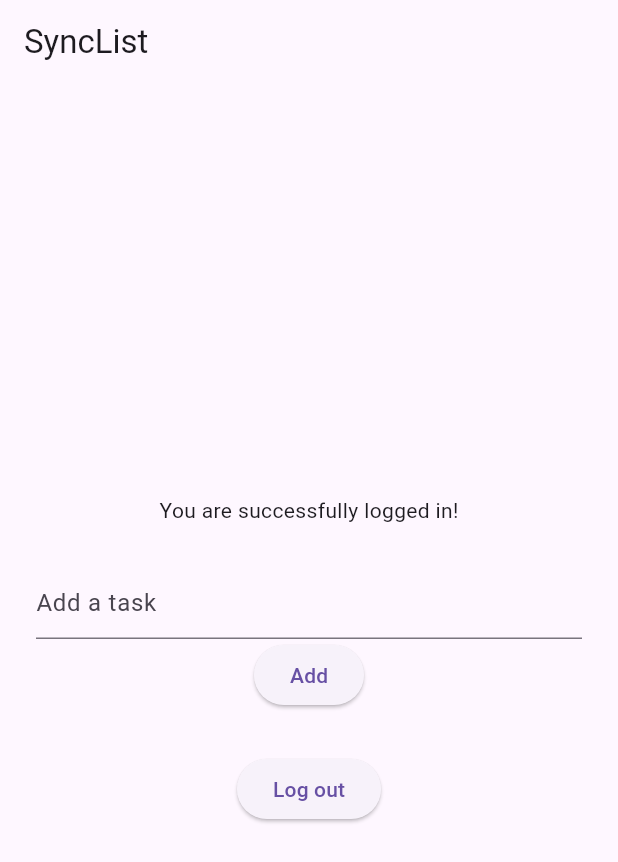
After one commit to pratikg003/SyncList, a Flutter app: the screen it shows once a user with an empty profile is signed in, after a tap on "Add", on a phone screen of 412 x 824 dp. The commit adds this screen. Shown: the top 862 px of the screen. Run offline on Flutter 3.47's test engine with Material 3 defaults, Android fonts, the phone set to English and light mode, and no system bars; our stand-ins replace cloud_firestore, firebase_auth, firebase_core; accounts and stored records are empty.

Commit message:
feat: implement stream provider auth routing, setup cloud firestore, database service and add-task functionality

```diff
--- a/lib/main.dart
+++ b/lib/main.dart
@@ -1,27 +1,35 @@
+import 'package:firebase_auth/firebase_auth.dart';
 import 'package:firebase_core/firebase_core.dart';
 import 'package:flutter/material.dart';
+import 'package:provider/provider.dart';
 import 'package:sync_list/firebase_options.dart';
-import 'package:sync_list/screens/login_screen.dart';
+import 'package:sync_list/screens/auth_wrapper.dart';
+import 'package:sync_list/service/auth_service.dart';
 
-void main() async{
+void main() async {
   WidgetsFlutterBinding.ensureInitialized();
 
-  await Firebase.initializeApp(
-    options: DefaultFirebaseOptions.currentPlatform
-  );
+  await Firebase.initializeApp(options: DefaultFirebaseOptions.currentPlatform);
   runApp(const MyApp());
 }
 
 class MyApp extends StatelessWidget {
   const MyApp({super.key});
 
-  // This widget is the root of your application.
   @override
   Widget build(BuildContext context) {
-    return MaterialApp(
-      title: 'SyncList',
-      debugShowCheckedModeBanner: false,
-      home: const LoginScreen(),
+    return MultiProvider(
+      providers: [
+        StreamProvider<User?>(
+          create: (_) => AuthService().userStream,
+          initialData: null,
+        ),
+      ],
+      child: const MaterialApp(
+        title: 'SyncList',
+        debugShowCheckedModeBanner: false,
+        home: AuthWrapper(),
+      ),
     );
   }
 }
--- /dev/null
+++ b/lib/screens/auth_wrapper.dart
@@ -0,0 +1,20 @@
+import 'package:firebase_auth/firebase_auth.dart';
+import 'package:flutter/material.dart';
+import 'package:provider/provider.dart';
+import 'package:sync_list/screens/home_screen.dart';
+import 'package:sync_list/screens/login_screen.dart';
+
+class AuthWrapper extends StatelessWidget {
+  const AuthWrapper({super.key});
+
+  @override
+  Widget build(BuildContext context) {
+    final user = Provider.of<User?>(context);
+
+    if (user == null) {
+      return const LoginScreen();
+    }
+
+    return const HomeScreen();
+  }
+}
--- /dev/null
+++ b/lib/screens/home_screen.dart
@@ -0,0 +1,63 @@
+import 'package:flutter/material.dart';
+import 'package:sync_list/service/auth_service.dart';
+import 'package:sync_list/service/database_service.dart';
+
+class HomeScreen extends StatefulWidget {
+  const HomeScreen({super.key});
+
+  @override
+  State<HomeScreen> createState() => _HomeScreenState();
+}
+
+class _HomeScreenState extends State<HomeScreen> {
+  final TextEditingController _taskController = TextEditingController();
+
+  @override
+  void dispose() {
+    super.dispose();
+    _taskController.dispose();
+  }
+
+  @override
+  Widget build(BuildContext context) {
+    final AuthService authService = AuthService();
+
+    return Scaffold(
+      appBar: AppBar(title: Text('SyncList')),
+      body: Padding(
+        padding: const EdgeInsets.all(24.0),
+        child: Center(
+          child: Column(
+            mainAxisAlignment: MainAxisAlignment.center,
+            children: [
+              // LOGIN TEXT
+              const Text('You are successfully logged in!'),
+              const SizedBox(height: 28),
+
+              // ADD A TASK
+              TextField(
+                decoration: InputDecoration(hintText: 'Add a task'),
+                controller: _taskController,
+              ),
+              ElevatedButton(
+                onPressed: () {
+                  final task = _taskController.text.trim();
+                  DatabaseService().addTask(task);
+                  _taskController.clear();
+                },
+                child: Text('Add'),
+              ),
+              const SizedBox(height: 28),
+
+              // LOGOUT
+              ElevatedButton(
+                onPressed: authService.logOut,
+                child: Text('Log out'),
+              ),
+            ],
+          ),
+        ),
+      ),
+    );
+  }
+}
--- a/lib/service/auth_service.dart
+++ b/lib/service/auth_service.dart
@@ -2,6 +2,8 @@ import 'package:firebase_auth/firebase_auth.dart';
 
 class AuthService {
   final FirebaseAuth _auth = FirebaseAuth.instance;
+
+  Stream<User?> get userStream => _auth.authStateChanges();
 
   //1. Sign up
   Future<User?> signUp(String email, String password) async {
@@ -30,4 +32,9 @@ class AuthService {
       return null;
     }
   }
+
+  // 3. Log out
+  Future<void> logOut() async{
+    await _auth.signOut();
+  }
 }
--- /dev/null
+++ b/lib/service/database_service.dart
@@ -0,0 +1,28 @@
+import 'package:cloud_firestore/cloud_firestore.dart';
+
+class DatabaseService {
+  final CollectionReference _taskCollection = FirebaseFirestore.instance
+      .collection('tasks');
+
+  // 1. add a new task
+  Future<void> addTask(String title) async {
+    try {
+      await _taskCollection.add({
+        'title': title,
+        'isCompleted': false,
+        'timestamp': FieldValue.serverTimestamp(),
+      });
+    } catch (e) {
+      print("Failed to add task: $e");
+    }
+  }
+
+  // 2. Update/toggle task
+  Future<void> toggleTaskState(String docId, bool currentState) async {
+    try {
+      await _taskCollection.doc(docId).update({'isCompleted': !currentState});
+    } catch (e) {
+      print("Failed to update task: $e");
+    }
+  }
+}
--- a/pubspec.yaml
+++ b/pubspec.yaml
@@ -36,6 +36,8 @@ dependencies:
   cupertino_icons: ^1.0.8
   firebase_core: ^4.6.0
   firebase_auth: ^6.3.0
+  provider: ^6.1.5+1
+  cloud_firestore: ^6.2.0
 
 dev_dependencies:
   flutter_test:
```
Also changed, not shown: pubspec.lock, 3 other files.
